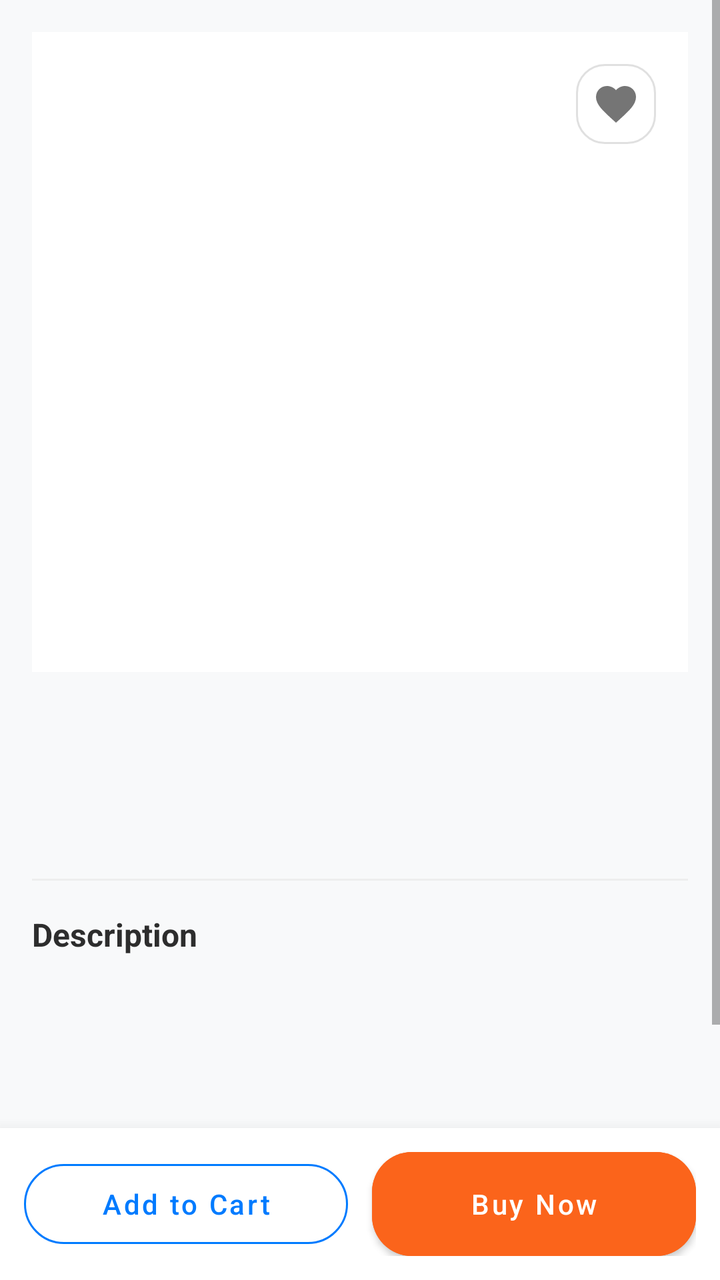
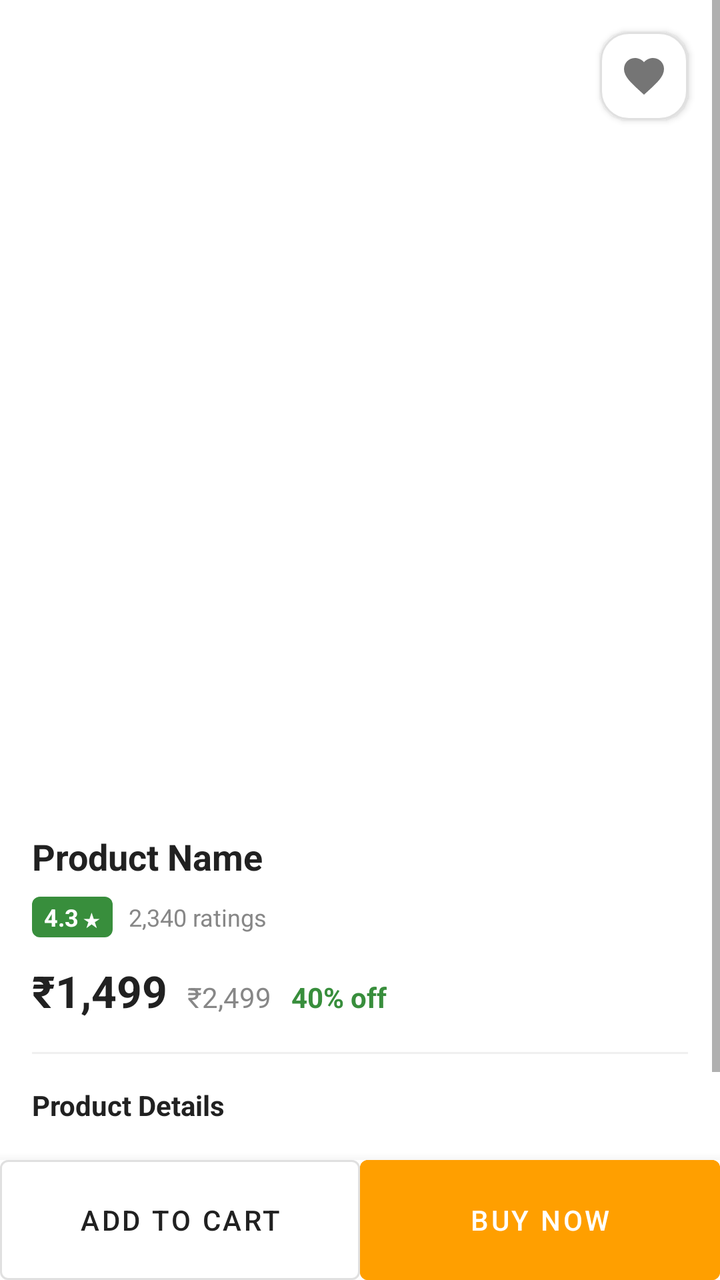

The first picture is an Android layout as it rendered before a commit; the second is the same layout after the commit. The layout source and the unified diff follow.
<!-- AndroidManifest.xml: application theme Theme.SKRozaanaBazaar -->
<!-- res/layout/activity_product_details.xml -->
<?xml version="1.0" encoding="utf-8"?>
<RelativeLayout xmlns:android="http://schemas.android.com/apk/res/android"
    xmlns:app="http://schemas.android.com/apk/res-auto"
    android:layout_width="match_parent"
    android:layout_height="match_parent"
    android:background="@color/colorBackground">

    <ScrollView
        android:layout_width="match_parent"
        android:layout_height="match_parent"
        android:layout_above="@id/bottomBar">

        <LinearLayout
            android:layout_width="match_parent"
            android:layout_height="wrap_content"
            android:orientation="vertical"
            android:padding="16dp">

            <RelativeLayout
                android:layout_width="match_parent"
                android:layout_height="320dp"
                android:background="@color/surface_light">

                <androidx.viewpager2.widget.ViewPager2
                    android:id="@+id/viewPagerProductImages"
                    android:layout_width="match_parent"
                    android:layout_height="match_parent" />

                <com.google.android.material.tabs.TabLayout
                    android:id="@+id/tabIndicator"
                    android:layout_width="match_parent"
                    android:layout_height="wrap_content"
                    android:layout_alignParentBottom="true"
                    android:layout_marginBottom="8dp"
                    android:background="@android:color/transparent"
                    app:tabBackground="@drawable/dot_selector"
                    app:tabGravity="center"
                    app:tabIndicatorHeight="0dp"
                    app:tabMaxWidth="12dp"
                    app:tabRippleColor="@null" />

                <ImageButton
                    android:id="@+id/btnWishlist"
                    android:layout_width="40dp"
                    android:layout_height="40dp"
                    android:layout_alignParentEnd="true"
                    android:layout_margin="16dp"
                    android:background="@drawable/bg_quantity_btn"
                    android:padding="8dp"
                    android:src="@drawable/ic_favorite"
                    app:tint="@color/text_secondary" />
            </RelativeLayout>

            <TextView
                android:id="@+id/tvProductName"
                android:layout_width="match_parent"
                android:layout_height="wrap_content"
                android:layout_marginTop="20dp"
                android:textColor="@color/text_primary"
                android:textSize="20sp"
                android:textStyle="bold" />

            <LinearLayout
                android:layout_width="match_parent"
                android:layout_height="wrap_content"
                android:layout_marginTop="8dp"
                android:gravity="center_vertical"
                android:orientation="horizontal">

                <TextView
                    android:id="@+id/tvProductPrice"
                    android:layout_width="wrap_content"
                    android:layout_height="wrap_content"
                    android:textColor="@color/text_primary"
                    android:textSize="24sp"
                    android:textStyle="bold" />

                <TextView
                    android:layout_width="wrap_content"
                    android:layout_height="wrap_content"
                    android:layout_marginStart="8dp"
                    android:text="₹499"
                    android:textColor="@color/text_secondary"
                    android:textSize="14sp"
                    android:visibility="gone" />
            </LinearLayout>

            <View
                android:layout_width="match_parent"
                android:layout_height="1dp"
                android:layout_marginTop="16dp"
                android:background="@color/colorDivider" />

            <TextView
                android:layout_width="match_parent"
                android:layout_height="wrap_content"
                android:layout_marginTop="16dp"
                android:text="Description"
                android:textColor="@color/text_primary"
                android:textSize="16sp"
                android:textStyle="bold" />

            <TextView
                android:id="@+id/tvProductDescription"
                android:layout_width="match_parent"
                android:layout_height="wrap_content"
                android:layout_marginTop="8dp"
                android:lineSpacingExtra="4dp"
                android:textColor="@color/text_secondary"
                android:textSize="14sp" />

            <View
                android:layout_width="match_parent"
                android:layout_height="100dp" />

        </LinearLayout>
    </ScrollView>

    <LinearLayout
        android:id="@+id/bottomBar"
        android:layout_width="match_parent"
        android:layout_height="wrap_content"
        android:layout_alignParentBottom="true"
        android:background="@color/surface_light"
        android:elevation="12dp"
        android:orientation="horizontal"
        android:padding="12dp">

        <Button
            android:id="@+id/btnAddToCart"
            style="@style/Widget.MaterialComponents.Button.OutlinedButton"
            android:layout_width="0dp"
            android:layout_height="52dp"
            android:layout_marginEnd="6dp"
            android:layout_weight="1"
            android:text="Add to Cart"
            android:textColor="@color/colorPrimary"
            app:strokeColor="@color/colorPrimary" />

        <Button
            android:id="@+id/btnBuyNow"
            android:layout_width="0dp"
            android:layout_height="52dp"
            android:layout_marginStart="6dp"
            android:layout_weight="1"
            android:backgroundTint="@color/colorSecondary"
            android:text="Buy Now"
            android:textColor="@android:color/white" />
    </LinearLayout>
</RelativeLayout>
<!-- resources referenced by this layout -->
<resources>
  <color name="colorBackground">#F8F9FA</color>
  <color name="colorDivider">#EEEEEE</color>
  <color name="colorPrimary">#007BFF</color>
  <color name="colorSecondary">#FB641B</color>
  <color name="surface_light">#FFFFFF</color>
  <color name="text_primary">#2D2D2D</color>
  <color name="text_secondary">#757575</color>
  <!-- drawable bg_quantity_btn (drawable) -->
  <?xml version="1.0" encoding="utf-8"?>
  <shape xmlns:android="http://schemas.android.com/apk/res/android">
      <stroke android:width="1dp" android:color="#E0E0E0" />
      <corners android:radius="14dp" />
      <solid android:color="#FFFFFF" />
  </shape>
  <!-- drawable dot_selector (drawable) -->
  <?xml version="1.0" encoding="utf-8"?>
  <selector xmlns:android="http://schemas.android.com/apk/res/android">
      <item android:drawable="@drawable/dot_active" android:state_selected="true" />
      <item android:drawable="@drawable/dot_inactive" />
  </selector>
  <!-- drawable ic_favorite (drawable) -->
  <vector xmlns:android="http://schemas.android.com/apk/res/android"
      android:width="24dp"
      android:height="24dp"
      android:viewportWidth="24"
      android:viewportHeight="24">
      <path
          android:fillColor="#000000"
          android:pathData="M12,21.35l-1.45,-1.32C5.4,15.36 2,12.28 2,8.5 2,5.42 4.42,3 7.5,3c1.74,0 3.41,0.81 4.5,2.09C13.09,3.81 14.76,3 16.5,3 19.58,3 22,5.42 22,8.5c0,3.78 -3.4,6.86 -8.55,11.54L12,21.35z" />
  </vector>
  <style name="Theme.SKRozaanaBazaar" parent="Theme.MaterialComponents.DayNight.NoActionBar">
          
          <item name="colorPrimary">@color/colorPrimary</item>
          <item name="colorPrimaryVariant">@color/colorPrimary</item>
          <item name="colorOnPrimary">@color/white</item>
          
          <item name="colorSecondary">@color/colorSecondary</item>
          <item name="colorSecondaryVariant">@color/colorSecondary</item>
          <item name="colorOnSecondary">@color/white</item>
          
          <item name="android:statusBarColor" tools:targetApi="l">?attr/colorPrimary</item>
  
          
          <item name="materialButtonStyle">@style/Widget.App.Button</item>
          <item name="materialCardViewStyle">@style/Widget.App.Card</item>
      </style>
  <!-- drawable dot_active (drawable) -->
  <?xml version="1.0" encoding="utf-8"?>
  <shape xmlns:android="http://schemas.android.com/apk/res/android"
      android:shape="oval">
      <solid android:color="@color/colorPrimary" />
      <size
          android:width="8dp"
          android:height="8dp" />
  </shape>
  <!-- drawable dot_inactive (drawable) -->
  <?xml version="1.0" encoding="utf-8"?>
  <shape xmlns:android="http://schemas.android.com/apk/res/android"
      android:shape="oval">
      <solid android:color="#CCCCCC" />
      <size
          android:width="8dp"
          android:height="8dp" />
  </shape>
  <color name="white">#FFFFFFFF</color>
  <style name="Widget.App.Button" parent="Widget.MaterialComponents.Button">
          <item name="shapeAppearanceOverlay">@style/ShapeAppearance.App.Rounded</item>
          <item name="android:insetTop">0dp</item>
          <item name="android:insetBottom">0dp</item>
          <item name="android:textAllCaps">false</item>
      </style>
  <style name="Widget.App.Card" parent="Widget.MaterialComponents.CardView">
          <item name="shapeAppearanceOverlay">@style/ShapeAppearance.App.Rounded.Large</item>
          <item name="cardElevation">2dp</item>
      </style>
  <style name="ShapeAppearance.App.Rounded" parent="ShapeAppearance.MaterialComponents.SmallComponent">
          <item name="cornerFamily">rounded</item>
          <item name="cornerSize">20dp</item>
      </style>
  <style name="ShapeAppearance.App.Rounded.Large" parent="ShapeAppearance.MaterialComponents.MediumComponent">
          <item name="cornerFamily">rounded</item>
          <item name="cornerSize">16dp</item>
      </style>
</resources>

<!-- the commit's change to res/layout/activity_product_details.xml (unified diff, before → after) -->
@@ -3,7 +3,7 @@
     xmlns:app="http://schemas.android.com/apk/res-auto"
     android:layout_width="match_parent"
     android:layout_height="match_parent"
-    android:background="@color/colorBackground">
+    android:background="#FFFFFF">
 
     <ScrollView
         android:layout_width="match_parent"
@@ -14,12 +14,11 @@
             android:layout_width="match_parent"
             android:layout_height="wrap_content"
             android:orientation="vertical"
-            android:padding="16dp">
+            android:paddingBottom="24dp">
 
             <RelativeLayout
                 android:layout_width="match_parent"
-                android:layout_height="320dp"
-                android:background="@color/surface_light">
+                android:layout_height="400dp">
 
                 <androidx.viewpager2.widget.ViewPager2
                     android:id="@+id/viewPagerProductImages"
@@ -28,123 +27,166 @@
 
                 <com.google.android.material.tabs.TabLayout
                     android:id="@+id/tabIndicator"
-                    android:layout_width="match_parent"
+                    android:layout_width="wrap_content"
                     android:layout_height="wrap_content"
                     android:layout_alignParentBottom="true"
-                    android:layout_marginBottom="8dp"
+                    android:layout_centerHorizontal="true"
+                    android:layout_marginBottom="12dp"
                     android:background="@android:color/transparent"
                     app:tabBackground="@drawable/dot_selector"
                     app:tabGravity="center"
                     app:tabIndicatorHeight="0dp"
-                    app:tabMaxWidth="12dp"
+                    app:tabMaxWidth="10dp"
                     app:tabRippleColor="@null" />
 
                 <ImageButton
                     android:id="@+id/btnWishlist"
-                    android:layout_width="40dp"
-                    android:layout_height="40dp"
+                    android:layout_width="44dp"
+                    android:layout_height="44dp"
                     android:layout_alignParentEnd="true"
                     android:layout_margin="16dp"
                     android:background="@drawable/bg_quantity_btn"
-                    android:padding="8dp"
+                    android:elevation="2dp"
                     android:src="@drawable/ic_favorite"
                     app:tint="@color/text_secondary" />
             </RelativeLayout>
 
-            <TextView
-                android:id="@+id/tvProductName"
-                android:layout_width="match_parent"
-                android:layout_height="wrap_content"
-                android:layout_marginTop="20dp"
-                android:textColor="@color/text_primary"
-                android:textSize="20sp"
-                android:textStyle="bold" />
-
             <LinearLayout
                 android:layout_width="match_parent"
                 android:layout_height="wrap_content"
-                android:layout_marginTop="8dp"
-                android:gravity="center_vertical"
-                android:orientation="horizontal">
+                android:orientation="vertical"
+                android:padding="16dp">
 
                 <TextView
-                    android:id="@+id/tvProductPrice"
+                    android:id="@+id/tvProductName"
+                    android:layout_width="match_parent"
+                    android:layout_height="wrap_content"
+                    android:text="Product Name"
+                    android:textColor="#212121"
+                    android:textSize="18sp"
+                    android:textStyle="bold" />
+
+                <LinearLayout
                     android:layout_width="wrap_content"
                     android:layout_height="wrap_content"
-                    android:textColor="@color/text_primary"
-                    android:textSize="24sp"
-                    android:textStyle="bold" />
+                    android:layout_marginTop="8dp"
+                    android:gravity="center_vertical">
+
+                    <LinearLayout
+                        android:layout_width="wrap_content"
+                        android:layout_height="wrap_content"
+                        android:background="@drawable/bg_rating_badge"
+                        android:paddingHorizontal="6dp"
+                        android:paddingVertical="2dp">
+                        <TextView
+                            android:id="@+id/tvRating"
+                            android:layout_width="wrap_content"
+                            android:layout_height="wrap_content"
+                            android:text="4.3"
+                            android:textColor="#FFFFFF"
+                            android:textSize="12sp"
+                            android:textStyle="bold" />
+                        <TextView
+                            android:layout_width="wrap_content"
+                            android:layout_height="wrap_content"
+                            android:layout_marginStart="2dp"
+                            android:text="★"
+                            android:textColor="#FFFFFF"
+                            android:textSize="10sp" />
+                    </LinearLayout>
+                    <TextView
+                        android:id="@+id/tvRatingCount"
+                        android:layout_width="wrap_content"
+                        android:layout_height="wrap_content"
+                        android:layout_marginStart="8dp"
+                        android:text="2,340 ratings"
+                        android:textColor="#878787"
+                        android:textSize="12sp" />
+                </LinearLayout>
+
+                <LinearLayout
+                    android:layout_width="match_parent"
+                    android:layout_height="wrap_content"
+                    android:layout_marginTop="12dp"
+                    android:gravity="bottom">
+                    <TextView
+                        android:id="@+id/tvProductPrice"
+                        android:layout_width="wrap_content"
+                        android:layout_height="wrap_content"
+                        android:text="₹1,499"
+                        android:textColor="#212121"
+                        android:textSize="22sp"
+                        android:textStyle="bold" />
+                    <TextView
+                        android:id="@+id/tvOriginalPrice"
+                        android:layout_width="wrap_content"
+                        android:layout_height="wrap_content"
+                        android:layout_marginStart="10dp"
+                        android:text="₹2,499"
+                        android:textColor="#878787"
+                        android:textSize="14sp" />
+                    <TextView
+                        android:id="@+id/tvDiscountOffer"
+                        android:layout_width="wrap_content"
+                        android:layout_height="wrap_content"
+                        android:layout_marginStart="10dp"
+                        android:text="40% off"
+                        android:textColor="#388E3C"
+                        android:textSize="14sp"
+                        android:textStyle="bold" />
+                </LinearLayout>
+
+                <View android:layout_width="match_parent" android:layout_height="1dp" android:layout_marginTop="16dp" android:background="#F0F0F0" />
 
                 <TextView
                     android:layout_width="wrap_content"
                     android:layout_height="wrap_content"
-                    android:layout_marginStart="8dp"
-                    android:text="₹499"
-                    android:textColor="@color/text_secondary"
+                    android:layout_marginTop="16dp"
+                    android:text="Product Details"
+                    android:textColor="#212121"
                     android:textSize="14sp"
-                    android:visibility="gone" />
+                    android:textStyle="bold" />
+
+                <TextView
+                    android:id="@+id/tvProductDescription"
+                    android:layout_width="match_parent"
+                    android:layout_height="wrap_content"
+                    android:layout_marginTop="8dp"
+                    android:lineSpacingExtra="4dp"
+                    android:textColor="#555555"
+                    android:textSize="13sp" />
+
             </LinearLayout>
-
-            <View
-                android:layout_width="match_parent"
-                android:layout_height="1dp"
-                android:layout_marginTop="16dp"
-                android:background="@color/colorDivider" />
-
-            <TextView
-                android:layout_width="match_parent"
-                android:layout_height="wrap_content"
-                android:layout_marginTop="16dp"
-                android:text="Description"
-                android:textColor="@color/text_primary"
-                android:textSize="16sp"
-                android:textStyle="bold" />
-
-            <TextView
-                android:id="@+id/tvProductDescription"
-                android:layout_width="match_parent"
-                android:layout_height="wrap_content"
-                android:layout_marginTop="8dp"
-                android:lineSpacingExtra="4dp"
-                android:textColor="@color/text_secondary"
-                android:textSize="14sp" />
-
-            <View
-                android:layout_width="match_parent"
-                android:layout_height="100dp" />
-
         </LinearLayout>
     </ScrollView>
 
     <LinearLayout
         android:id="@+id/bottomBar"
         android:layout_width="match_parent"
-        android:layout_height="wrap_content"
+        android:layout_height="60dp"
         android:layout_alignParentBottom="true"
-        android:background="@color/surface_light"
-        android:elevation="12dp"
-        android:orientation="horizontal"
-        android:padding="12dp">
+        android:background="#FFFFFF"
+        android:elevation="10dp"
+        android:orientation="horizontal">
 
         <Button
             android:id="@+id/btnAddToCart"
-            style="@style/Widget.MaterialComponents.Button.OutlinedButton"
             android:layout_width="0dp"
-            android:layout_height="52dp"
-            android:layout_marginEnd="6dp"
+            android:layout_height="match_parent"
             android:layout_weight="1"
-            android:text="Add to Cart"
-            android:textColor="@color/colorPrimary"
-            app:strokeColor="@color/colorPrimary" />
+            android:backgroundTint="#FFFFFF"
+            android:text="ADD TO CART"
+            android:textColor="#212121"
+            app:strokeColor="#E0E0E0"
+            app:strokeWidth="1dp" />
 
         <Button
             android:id="@+id/btnBuyNow"
             android:layout_width="0dp"
-            android:layout_height="52dp"
-            android:layout_marginStart="6dp"
+            android:layout_height="match_parent"
             android:layout_weight="1"
-            android:backgroundTint="@color/colorSecondary"
-            android:text="Buy Now"
-            android:textColor="@android:color/white" />
+            android:backgroundTint="#FF9F00"
+            android:text="BUY NOW"
+            android:textColor="#FFFFFF" />
     </LinearLayout>
 </RelativeLayout>
<!-- resource entries referenced after the edit -->
@@ -1,11 +1,7 @@
 <!-- resources referenced by this layout -->
 <resources>
-  <color name="colorBackground">#F8F9FA</color>
-  <color name="colorDivider">#EEEEEE</color>
-  <color name="colorPrimary">#007BFF</color>
+  <color name="colorPrimary">#2874F0</color>
   <color name="colorSecondary">#FB641B</color>
-  <color name="surface_light">#FFFFFF</color>
-  <color name="text_primary">#2D2D2D</color>
   <color name="text_secondary">#757575</color>
   <!-- drawable bg_quantity_btn (drawable) -->
   <?xml version="1.0" encoding="utf-8"?>
@@ -13,6 +9,12 @@
       <stroke android:width="1dp" android:color="#E0E0E0" />
       <corners android:radius="14dp" />
       <solid android:color="#FFFFFF" />
+  </shape>
+  <!-- drawable bg_rating_badge (drawable) -->
+  <?xml version="1.0" encoding="utf-8"?>
+  <shape xmlns:android="http://schemas.android.com/apk/res/android">
+      <solid android:color="@color/colorSuccess" />
+      <corners android:radius="4dp" />
   </shape>
   <!-- drawable dot_selector (drawable) -->
   <?xml version="1.0" encoding="utf-8"?>
@@ -46,6 +48,7 @@
           <item name="materialButtonStyle">@style/Widget.App.Button</item>
           <item name="materialCardViewStyle">@style/Widget.App.Card</item>
       </style>
+  <color name="colorSuccess">#388E3C</color>
   <!-- drawable dot_active (drawable) -->
   <?xml version="1.0" encoding="utf-8"?>
   <shape xmlns:android="http://schemas.android.com/apk/res/android"
@@ -73,15 +76,16 @@
       </style>
   <style name="Widget.App.Card" parent="Widget.MaterialComponents.CardView">
           <item name="shapeAppearanceOverlay">@style/ShapeAppearance.App.Rounded.Large</item>
-          <item name="cardElevation">2dp</item>
+          <item name="cardElevation">1dp</item>
+          <item name="android:layout_margin">4dp</item>
       </style>
   <style name="ShapeAppearance.App.Rounded" parent="ShapeAppearance.MaterialComponents.SmallComponent">
           <item name="cornerFamily">rounded</item>
-          <item name="cornerSize">20dp</item>
+          <item name="cornerSize">4dp</item>
       </style>
   <style name="ShapeAppearance.App.Rounded.Large" parent="ShapeAppearance.MaterialComponents.MediumComponent">
           <item name="cornerFamily">rounded</item>
-          <item name="cornerSize">16dp</item>
+          <item name="cornerSize">8dp</item>
       </style>
 </resources>
 
